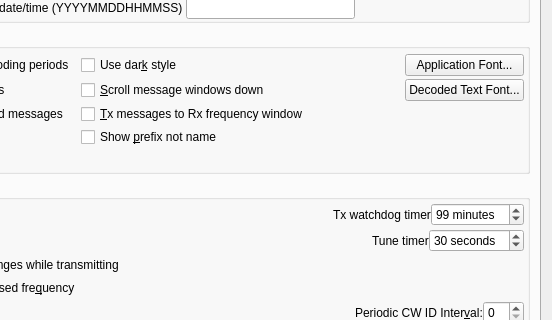
Before: the Qt Designer form Configuration.ui in ce3tsk/jtdx_contest, drawn with Qt 5; both pictures show x 174 to 726 and y 177 to 497 of the 726 by 750 pixel window.
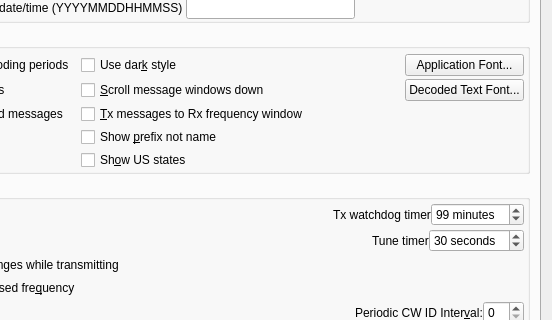
After: the same form once the commit is applied.

Commit message: Show US state names in the decoded messages

```diff
--- a/Configuration.ui
+++ b/Configuration.ui
@@ -423,6 +423,16 @@
               </property>
              </widget>
             </item>
+            <item row="4" column="1">
+             <widget class="QCheckBox" name="usStates_check_box">
+              <property name="toolTip">
+               <string>Append the US state of a US station's grid square to its DXCC name or prefix, as in U.S.A.-CA. A square shared by several states names them all, the one with the most people first: U.S.A.-NY/MA.</string>
+              </property>
+              <property name="text">
+               <string>Sh&amp;ow US states</string>
+              </property>
+             </widget>
+            </item>
             <item row="0" column="0">
              <widget class="QCheckBox" name="insert_blank_check_box">
               <property name="toolTip">
```
The commit also changes 33 other files.
